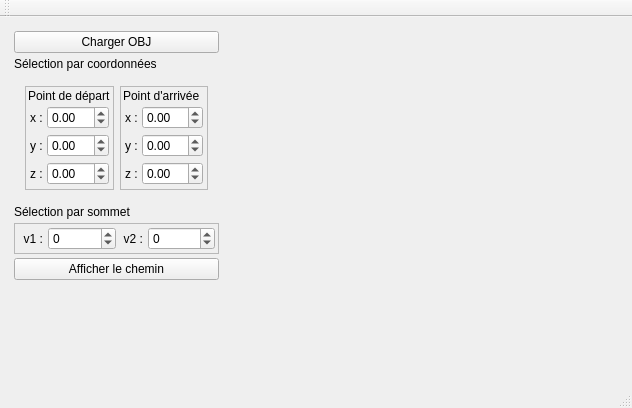
Qt form mainwindow.ui (SuperToad/Plus-court-chemin-vers-M2) before a commit.
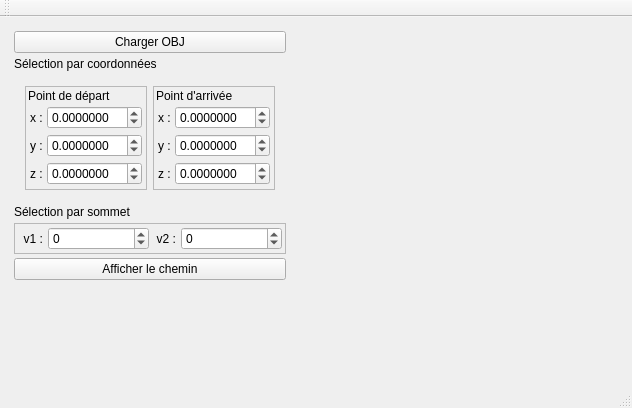
The same form after that commit. Custom widgets are drawn as their Qt base class.

Commit message: Récupération des milieux de face dans l'ui

```diff
--- a/mainwindow.ui
+++ b/mainwindow.ui
@@ -141,6 +141,9 @@
                 </item>
                 <item>
                  <widget class="QDoubleSpinBox" name="spinbox_x1">
+                  <property name="decimals">
+                   <number>7</number>
+                  </property>
                   <property name="minimum">
                    <double>-99.989999999999995</double>
                   </property>
@@ -188,6 +191,9 @@
                 </item>
                 <item>
                  <widget class="QDoubleSpinBox" name="spinbox_y1">
+                  <property name="decimals">
+                   <number>7</number>
+                  </property>
                   <property name="minimum">
                    <double>-99.989999999999995</double>
                   </property>
@@ -229,6 +235,9 @@
                 </item>
                 <item>
                  <widget class="QDoubleSpinBox" name="spinbox_z1">
+                  <property name="decimals">
+                   <number>7</number>
+                  </property>
                   <property name="minimum">
                    <double>-99.989999999999995</double>
                   </property>
@@ -298,6 +307,9 @@
                 </item>
                 <item>
                  <widget class="QDoubleSpinBox" name="spinbox_x2">
+                  <property name="decimals">
+                   <number>7</number>
+                  </property>
                   <property name="minimum">
                    <double>-99.989999999999995</double>
                   </property>
@@ -333,6 +345,9 @@
                 </item>
                 <item>
                  <widget class="QDoubleSpinBox" name="spinbox_y2">
+                  <property name="decimals">
+                   <number>7</number>
+                  </property>
                   <property name="minimum">
                    <double>-99.989999999999995</double>
                   </property>
@@ -368,6 +383,9 @@
                 </item>
                 <item>
                  <widget class="QDoubleSpinBox" name="spinbox_z2">
+                  <property name="decimals">
+                   <number>7</number>
+                  </property>
                   <property name="minimum">
                    <double>-99.989999999999995</double>
                   </property>
```
The commit also changes 1 other file.
